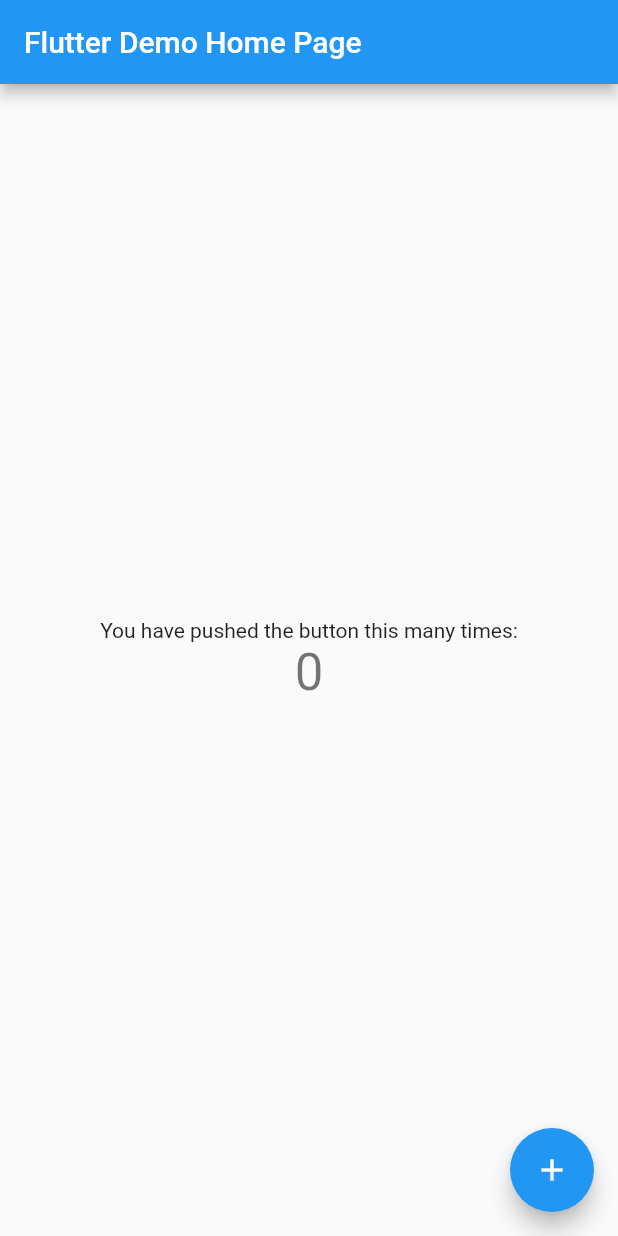
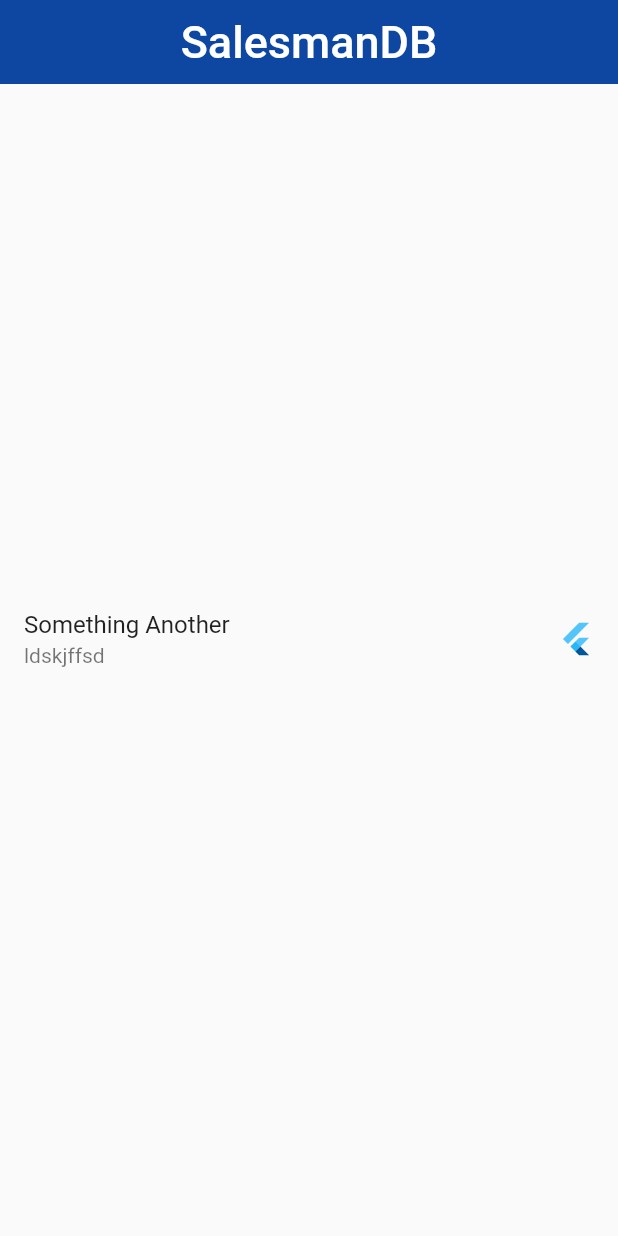
Before and after one commit to jafrilli/salesmandb, a Flutter app: the screen it shows after launch, on a phone screen of 412 x 824 dp. Run offline on Flutter 3.47's test engine with Material 2 defaults, Android fonts, the phone set to English and light mode, and no system bars; our stand-ins replace get_it.

Commit message:
day 1 | added basic state management system

```diff
--- /dev/null
+++ b/lib/core/objects/car.dart
@@ -0,0 +1,134 @@
+class Car {
+  String _cardName;
+  String _category;
+  String _description;
+  String _exteriorColor;
+  String _inventoryStatus;
+  String _make;
+  String _model;
+  String _modelCode;
+  String _stockNumber;
+  String _trim;
+  String _vin;
+  String _webId;
+  String _year;
+  String _msrp;
+  String _featuredPrice;
+  String _salePrice;
+  String _savings;
+
+  Car(
+      {String cardName,
+      String category,
+      String description,
+      String exteriorColor,
+      String inventoryStatus,
+      String make,
+      String model,
+      String modelCode,
+      String stockNumber,
+      String trim,
+      String vin,
+      String webId,
+      String year,
+      String msrp,
+      String featuredPrice,
+      String salePrice,
+      String savings}) {
+    this._cardName = cardName;
+    this._category = category;
+    this._description = description;
+    this._exteriorColor = exteriorColor;
+    this._inventoryStatus = inventoryStatus;
+    this._make = make;
+    this._model = model;
+    this._modelCode = modelCode;
+    this._stockNumber = stockNumber;
+    this._trim = trim;
+    this._vin = vin;
+    this._webId = webId;
+    this._year = year;
+    this._msrp = msrp;
+    this._featuredPrice = featuredPrice;
+    this._salePrice = salePrice;
+    this._savings = savings;
+  }
+
+  String get cardName => _cardName;
+  set cardName(String cardName) => _cardName = cardName;
+  String get category => _category;
+  set category(String category) => _category = category;
+  String get description => _description;
+  set description(String description) => _description = description;
+  String get exteriorColor => _exteriorColor;
+  set exteriorColor(String exteriorColor) => _exteriorColor = exteriorColor;
+  String get inventoryStatus => _inventoryStatus;
+  set inventoryStatus(String inventoryStatus) =>
+      _inventoryStatus = inventoryStatus;
+  String get make => _make;
+  set make(String make) => _make = make;
+  String get model => _model;
+  set model(String model) => _model = model;
+  String get modelCode => _modelCode;
+  set modelCode(String modelCode) => _modelCode = modelCode;
+  String get stockNumber => _stockNumber;
+  set stockNumber(String stockNumber) => _stockNumber = stockNumber;
+  String get trim => _trim;
+  set trim(String trim) => _trim = trim;
+  String get vin => _vin;
+  set vin(String vin) => _vin = vin;
+  String get webId => _webId;
+  set webId(String webId) => _webId = webId;
+  String get year => _year;
+  set year(String year) => _year = year;
+  String get msrp => _msrp;
+  set msrp(String msrp) => _msrp = msrp;
+  String get featuredPrice => _featuredPrice;
+  set featuredPrice(String featuredPrice) => _featuredPrice = featuredPrice;
+  String get salePrice => _salePrice;
+  set salePrice(String salePrice) => _salePrice = salePrice;
+  String get savings => _savings;
+  set savings(String savings) => _savings = savings;
+
+  Car.fromJson(Map<String, dynamic> json) {
+    _cardName = json['cardName'];
+    _category = json['category'];
+    _description = json['description'];
+    _exteriorColor = json['exteriorColor'];
+    _inventoryStatus = json['inventoryStatus'];
+    _make = json['make'];
+    _model = json['model'];
+    _modelCode = json['modelCode'];
+    _stockNumber = json['stockNumber'];
+    _trim = json['trim'];
+    _vin = json['vin'];
+    _webId = json['webId'];
+    _year = json['year'];
+    _msrp = json['msrp'];
+    _featuredPrice = json['featuredPrice'];
+    _salePrice = json['salePrice'];
+    _savings = json['savings'];
+  }
+
+  Map<String, dynamic> toJson() {
+    final Map<String, dynamic> data = new Map<String, dynamic>();
+    data['cardName'] = this._cardName;
+    data['category'] = this._category;
+    data['description'] = this._description;
+    data['exteriorColor'] = this._exteriorColor;
+    data['inventoryStatus'] = this._inventoryStatus;
+    data['make'] = this._make;
+    data['model'] = this._model;
+    data['modelCode'] = this._modelCode;
+    data['stockNumber'] = this._stockNumber;
+    data['trim'] = this._trim;
+    data['vin'] = this._vin;
+    data['webId'] = this._webId;
+    data['year'] = this._year;
+    data['msrp'] = this._msrp;
+    data['featuredPrice'] = this._featuredPrice;
+    data['salePrice'] = this._salePrice;
+    data['savings'] = this._savings;
+    return data;
+  }
+}
--- /dev/null
+++ b/lib/core/objects/objects.dart
@@ -0,0 +1 @@
+export 'car.dart';
--- /dev/null
+++ b/lib/core/services/api.dart
@@ -0,0 +1,3 @@
+class Api {
+
+}
--- /dev/null
+++ b/lib/core/services/services.dart
@@ -0,0 +1 @@
+export 'api.dart';
--- a/lib/main.dart
+++ b/lib/main.dart
@@ -1,111 +1,21 @@
 import 'package:flutter/material.dart';
+import 'package:salesmandb/locator.dart';
+import 'ui/screens/screens.dart';
 
-void main() => runApp(MyApp());
+void main() {
+  setupLocator();
+  runApp(SalesmanDB());
+}
 
-class MyApp extends StatelessWidget {
-  // This widget is the root of your application.
+class SalesmanDB extends StatelessWidget {
+  const SalesmanDB({Key key}) : super(key: key);
+
   @override
   Widget build(BuildContext context) {
     return MaterialApp(
-      title: 'Flutter Demo',
-      theme: ThemeData(
-        // This is the theme of your application.
-        //
-        // Try running your application with "flutter run". You'll see the
-        // application has a blue toolbar. Then, without quitting the app, try
-        // changing the primarySwatch below to Colors.green and then invoke
-        // "hot reload" (press "r" in the console where you ran "flutter run",
-        // or simply save your changes to "hot reload" in a Flutter IDE).
-        // Notice that the counter didn't reset back to zero; the application
-        // is not restarted.
-        primarySwatch: Colors.blue,
-      ),
-      home: MyHomePage(title: 'Flutter Demo Home Page'),
+      debugShowCheckedModeBanner: false,
+      // theme: ThemeData.dark(),
+      home: HomeScreen(),
     );
   }
 }
-
-class MyHomePage extends StatefulWidget {
-  MyHomePage({Key key, this.title}) : super(key: key);
-
-  // This widget is the home page of your application. It is stateful, meaning
-  // that it has a State object (defined below) that contains fields that affect
-  // how it looks.
-
-  // This class is the configuration for the state. It holds the values (in this
-  // case the title) provided by the parent (in this case the App widget) and
-  // used by the build method of the State. Fields in a Widget subclass are
-  // always marked "final".
-
-  final String title;
-
-  @override
-  _MyHomePageState createState() => _MyHomePageState();
-}
-
-class _MyHomePageState extends State<MyHomePage> {
-  int _counter = 0;
-
-  void _incrementCounter() {
-    setState(() {
-      // This call to setState tells the Flutter framework that something has
-      // changed in this State, which causes it to rerun the build method below
-      // so that the display can reflect the updated values. If we changed
-      // _counter without calling setState(), then the build method would not be
-      // called again, and so nothing would appear to happen.
-      _counter++;
-    });
-  }
-
-  @override
-  Widget build(BuildContext context) {
-    // This method is rerun every time setState is called, for instance as done
-    // by the _incrementCounter method above.
-    //
-    // The Flutter framework has been optimized to make rerunning build methods
-    // fast, so that you can just rebuild anything that needs updating rather
-    // than having to individually change instances of widgets.
-    return Scaffold(
-      appBar: AppBar(
-        // Here we take the value from the MyHomePage object that was created by
-        // the App.build method, and use it to set our appbar title.
-        title: Text(widget.title),
-      ),
-      body: Center(
-        // Center is a layout widget. It takes a single child and positions it
-        // in the middle of the parent.
-        child: Column(
-          // Column is also a layout widget. It takes a list of children and
-          // arranges them vertically. By default, it sizes itself to fit its
-          // children horizontally, and tries to be as tall as its parent.
-          //
-          // Invoke "debug painting" (press "p" in the console, choose the
-          // "Toggle Debug Paint" action from the Flutter Inspector in Android
-          // Studio, or the "Toggle Debug Paint" command in Visual Studio Code)
-          // to see the wireframe for each widget.
-          //
-          // Column has various properties to control how it sizes itself and
-          // how it positions its children. Here we use mainAxisAlignment to
-          // center the children vertically; the main axis here is the vertical
-          // axis because Columns are vertical (the cross axis would be
-          // horizontal).
-          mainAxisAlignment: MainAxisAlignment.center,
-          children: <Widget>[
-            Text(
-              'You have pushed the button this many times:',
-            ),
-            Text(
-              '$_counter',
-              style: Theme.of(context).textTheme.display1,
-            ),
-          ],
-        ),
-      ),
-      floatingActionButton: FloatingActionButton(
-        onPressed: _incrementCounter,
-        tooltip: 'Increment',
-        child: Icon(Icons.add),
-      ), // This trailing comma makes auto-formatting nicer for build methods.
-    );
-  }
-}
--- /dev/null
+++ b/lib/ui/screens/home_screen.dart
@@ -0,0 +1,29 @@
+import 'package:flutter/material.dart';
+import 'package:salesmandb/ui/size_config.dart';
+import 'package:salesmandb/ui/widgets/home/home.dart';
+
+class HomeScreen extends StatelessWidget {
+  const HomeScreen({Key key}) : super(key: key);
+
+  @override
+  Widget build(BuildContext context) {
+    SizeConfig().init(context);
+    return Scaffold(
+      appBar: AppBar(
+        backgroundColor: Colors.blue[900],
+        title: Text("SalesmanDB",
+          style: TextStyle(fontSize: 30.0),
+        ),
+        centerTitle: true,
+        elevation: 0.0,
+      ),
+      body: Center(
+        child: UserTile(
+          firstName: "Something",
+          lastName: "Another",
+          phoneNumber: "ldskjffsd",
+        )
+      )
+    );
+  }
+}
--- /dev/null
+++ b/lib/ui/screens/screens.dart
@@ -0,0 +1 @@
+export './home_screen.dart';
--- /dev/null
+++ b/lib/ui/size_config.dart
@@ -0,0 +1,35 @@
+import 'package:flutter/material.dart';
+
+class SizeConfig {
+  static MediaQueryData _mediaQueryData;
+  static double screenWidth;
+  static double screenHeight;
+  static double blockSizeHorizontal;
+  static double blockSizeVertical;
+
+  static double _safeAreaHorizontal;
+  static double _safeAreaVertical;
+  static double safeBlockHorizontal;
+  static double safeBlockVertical;
+
+  void init(BuildContext context) {
+    _mediaQueryData = MediaQuery.of(context);
+    // screen width and height
+    screenWidth = _mediaQueryData.size.width;
+    screenHeight = _mediaQueryData.size.height;
+    // grid multiplier
+    blockSizeHorizontal = screenWidth / 100;
+    blockSizeVertical = screenHeight / 100;
+
+    // safe area width and height
+    _safeAreaHorizontal = _mediaQueryData.padding.left +
+    _mediaQueryData.padding.right;
+    _safeAreaVertical = _mediaQueryData.padding.top +
+    _mediaQueryData.padding.bottom;
+    // safe area grid multiplier
+    safeBlockHorizontal = (screenWidth -
+    _safeAreaHorizontal) / 100;
+    safeBlockVertical = (screenHeight -
+    _safeAreaVertical) / 100;
+  }
+}
--- /dev/null
+++ b/lib/ui/widgets/home/home.dart
@@ -0,0 +1 @@
+export 'user_tile.dart';
--- /dev/null
+++ b/lib/ui/widgets/home/user_tile.dart
@@ -0,0 +1,48 @@
+import 'package:flutter/material.dart';
+import 'package:salesmandb/core/objects/objects.dart';
+
+class UserTile extends StatelessWidget {
+  final double height;
+  final double width;
+  final double elevation;
+  // user data
+  final String userID;
+  final String firstName;
+  final String lastName;
+  final String imageUrl;
+  final String phoneNumber;
+  final String email;
+  // car data
+  final List<Car> cars;
+
+  const UserTile({
+    Key key,
+    this.height = 100.0,
+    this.width = 500.0,
+    this.elevation = 12,
+    this.userID,
+    this.firstName,
+    this.lastName,
+    this.imageUrl,
+    this.phoneNumber,
+    this.cars,
+    this.email,
+  }) : super(key: key);
+
+  @override
+  Widget build(BuildContext context) {
+    return Container(
+      height: height,
+      width: width,
+
+      child: ListTile(
+        title: Text(firstName + " " + lastName),
+        subtitle: Text(phoneNumber),
+        trailing: FlutterLogo(),
+        onTap: (){
+          print('user tile pressed');
+        },
+      ),
+    );
+  }
+}
--- a/pubspec.yaml
+++ b/pubspec.yaml
@@ -19,6 +19,9 @@ environment:
 dependencies:
   flutter:
     sdk: flutter
+  # state management
+  provider: ^3.2.0
+  get_it: ^3.0.3
 
   # The following adds the Cupertino Icons font to your application.
   # Use with the CupertinoIcons class for iOS style icons.
```
Also changed, not shown: lib/core/models/base_widget.dart (added, +19 -0 lines), lib/locator.dart (added, +12 -0 lines), lib/ui/themes/theme_data.dart (added, +53 -0 lines), lib/ui/widgets/base_widget.dart (added, +40 -0 lines), pubspec.lock, 1 other file.
